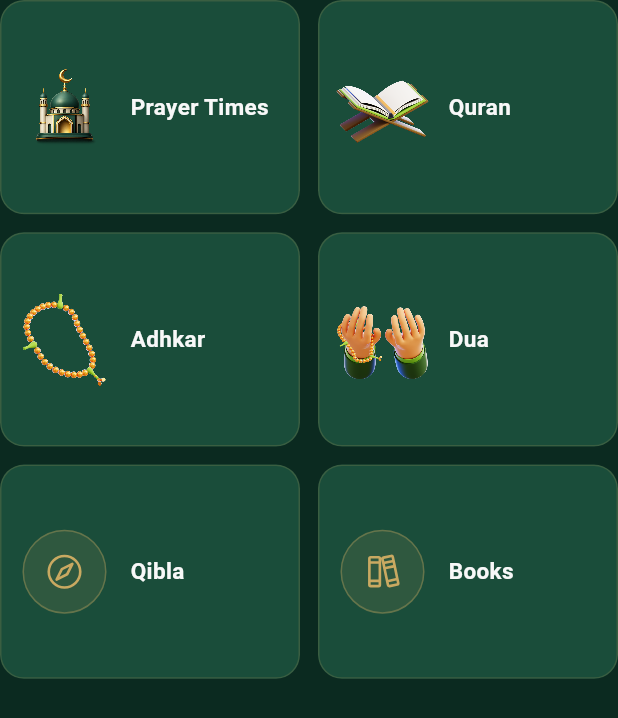
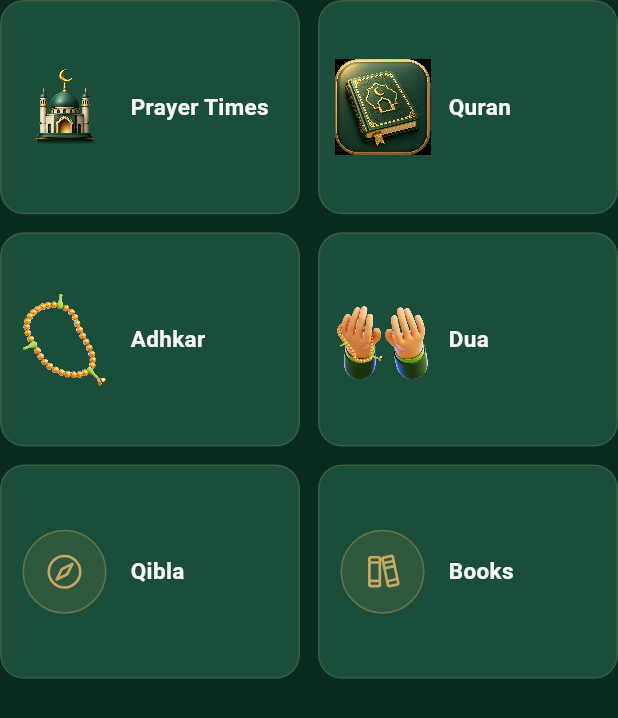
Before and after one commit to serverax/rahmahislamic, a Flutter app: the QuickAccessGrid widget shown alone on an empty page, opened directly, on a phone screen of 412 x 824 dp. Shown: the top 718 px of the screen. Run offline on Flutter 3.47's test engine with Material 3 defaults, Android fonts, the phone set to English and light mode, and no system bars; our stand-ins replace adhan, flutter_dotenv, flutter_riverpod, geolocator, google_fonts, phosphor_flutter and 2 more; accounts and stored records are empty; network calls fail; Roboto replaces fonts that are missing (Cairo).

Commit message:
Use new 3D Quran icon for Quran tile
- assets/icons/quran_3d.png (2.3MB) sourced from F:\Claude\graphs\quraan.png.
  Dark green leather book with gold geometric pattern, crescent over
  mosque silhouette, gold ribbon bookmark.
- IconAssets.quran3D constant added; tile updated to use it.
- Old IconAssets.quran retained but now unused.

Note: this icon ships with a built-in dark-green bezel/frame, so it
sits on the cardGreen tile background as a 'card on a card'. Reads
fine because both greens are close, but if you want a clean
transparent-bg icon to match the other 3D PNGs, drop one into
F:\Claude\graphs and I'll swap.

File size 2.3MB - bigger than ideal. Safe for slice work; consider
downscaling before release if app size matters.

Co-Authored-By: Claude Opus 4.7 (1M context) <noreply@anthropic.com>

```diff
--- a/lib/core/constants/icon_assets.dart
+++ b/lib/core/constants/icon_assets.dart
@@ -4,6 +4,7 @@ class IconAssets {
   static const String mosque = 'assets/icons/mosque.png';
   static const String mosque3D = 'assets/icons/mosque_3d.png';
   static const String quran = 'assets/icons/quran.png';
+  static const String quran3D = 'assets/icons/quran_3d.png';
   static const String tasbih = 'assets/icons/tasbih.png';
   static const String duaHands = 'assets/icons/dua_hands.png';
 }
--- a/lib/presentation/screens/home/widgets/quick_access_grid.dart
+++ b/lib/presentation/screens/home/widgets/quick_access_grid.dart
@@ -26,7 +26,7 @@ class QuickAccessGrid extends StatelessWidget {
       ),
       _TileSpec(
         label: l10n.quran,
-        visual: const _ImageIcon(IconAssets.quran),
+        visual: const _ImageIcon(IconAssets.quran3D),
         onTap: () => Navigator.of(context).push(
           MaterialPageRoute(builder: (_) => const QuranHomeScreen()),
         ),
```
Also changed, not shown: assets/icons/quran_3d.png (added).
